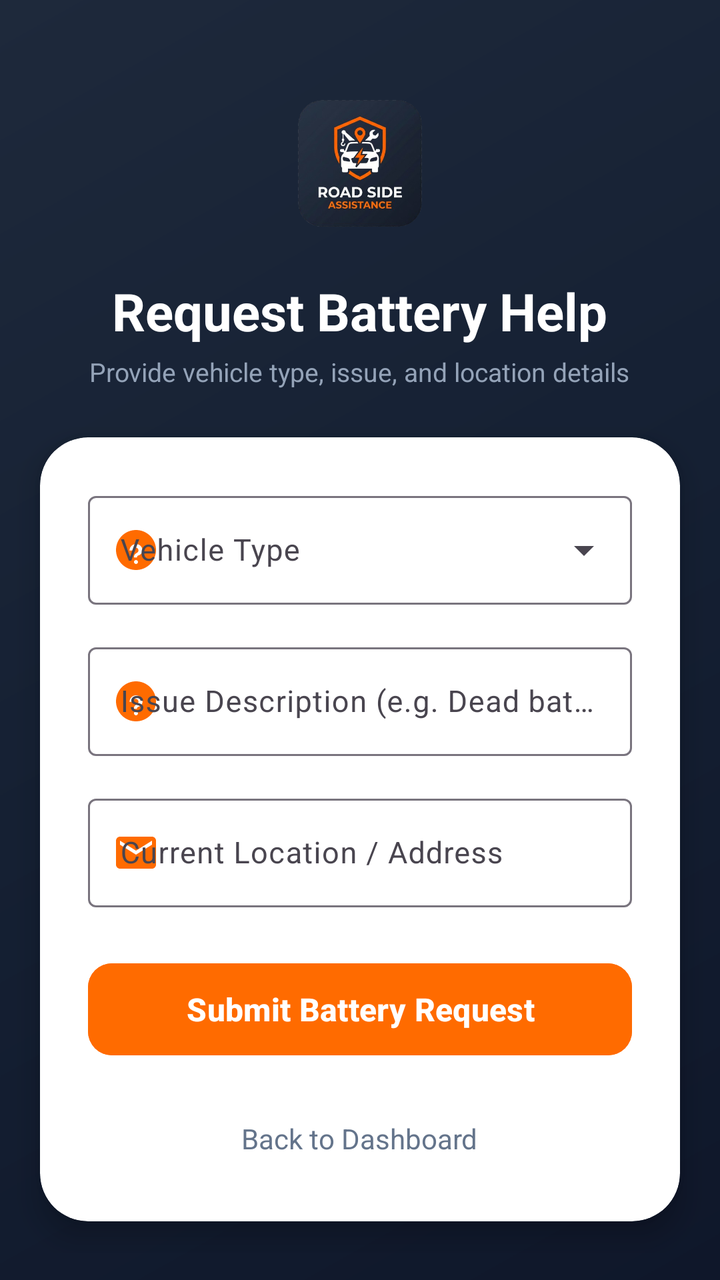
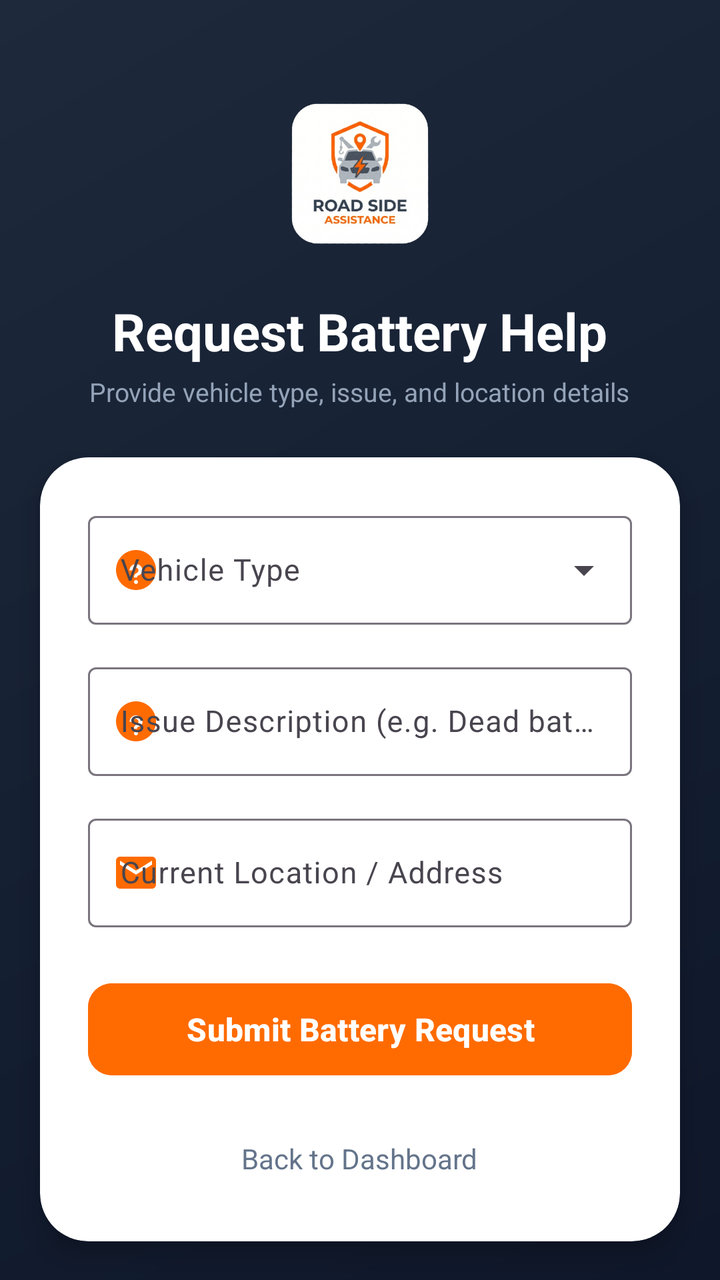

An Android layout rendered at two revisions. The XML below is the earlier revision; the diff shows what the commit changed to produce the second picture.
<!-- AndroidManifest.xml: application theme Theme.RoadSideAssistance -->
<!-- res/layout/activity_request_battery.xml -->
<?xml version="1.0" encoding="utf-8"?>
<androidx.coordinatorlayout.widget.CoordinatorLayout xmlns:android="http://schemas.android.com/apk/res/android"
    xmlns:app="http://schemas.android.com/apk/res-auto"
    xmlns:tools="http://schemas.android.com/tools"
    android:id="@+id/main"
    android:layout_width="match_parent"
    android:layout_height="match_parent"
    android:background="@drawable/splash_bg_gradient"
    tools:context=".RequestBatteryActivity">

    <androidx.core.widget.NestedScrollView
        android:layout_width="match_parent"
        android:layout_height="match_parent"
        android:fillViewport="true">

        <LinearLayout
            android:layout_width="match_parent"
            android:layout_height="wrap_content"
            android:orientation="vertical"
            android:paddingBottom="32dp">

            
            <LinearLayout
                android:layout_width="match_parent"
                android:layout_height="wrap_content"
                android:gravity="center"
                android:orientation="vertical"
                android:paddingStart="24dp"
                android:paddingTop="36dp"
                android:paddingEnd="24dp"
                android:paddingBottom="20dp">

                <ImageView
                    android:id="@+id/imgLogo"
                    android:layout_width="90dp"
                    android:layout_height="90dp"
                    android:adjustViewBounds="true"
                    android:contentDescription="@string/app_name"
                    android:scaleType="fitCenter"
                    android:src="@drawable/logo" />

                <TextView
                    android:layout_width="wrap_content"
                    android:layout_height="wrap_content"
                    android:layout_marginTop="12dp"
                    android:text="Request Battery Help"
                    android:textColor="@color/text_white"
                    android:textSize="26sp"
                    android:textStyle="bold" />

                <TextView
                    android:layout_width="wrap_content"
                    android:layout_height="wrap_content"
                    android:layout_marginTop="4dp"
                    android:gravity="center"
                    android:text="Provide vehicle type, issue, and location details"
                    android:textColor="@color/text_muted"
                    android:textSize="13sp" />

            </LinearLayout>

            
            <com.google.android.material.card.MaterialCardView
                android:layout_width="match_parent"
                android:layout_height="wrap_content"
                android:layout_marginStart="20dp"
                android:layout_marginTop="4dp"
                android:layout_marginEnd="20dp"
                android:layout_marginBottom="16dp"
                app:cardBackgroundColor="@color/card_bg"
                app:cardCornerRadius="24dp"
                app:cardElevation="8dp"
                app:strokeWidth="0dp">

                <LinearLayout
                    android:layout_width="match_parent"
                    android:layout_height="wrap_content"
                    android:orientation="vertical"
                    android:padding="24dp">

                    
                    <com.google.android.material.textfield.TextInputLayout
                        android:id="@+id/tilVehicleType"
                        style="@style/Widget.Material3.TextInputLayout.OutlinedBox.ExposedDropdownMenu"
                        android:layout_width="match_parent"
                        android:layout_height="wrap_content"
                        android:hint="Vehicle Type"
                        app:startIconDrawable="@drawable/ic_help_question"
                        app:startIconTint="@color/primary_orange">

                        <AutoCompleteTextView
                            android:id="@+id/actvVehicleType"
                            android:layout_width="match_parent"
                            android:layout_height="wrap_content"
                            android:inputType="none"
                            android:textSize="15sp" />

                    </com.google.android.material.textfield.TextInputLayout>

                    
                    <com.google.android.material.textfield.TextInputLayout
                        android:id="@+id/tilIssue"
                        style="@style/Widget.Material3.TextInputLayout.OutlinedBox"
                        android:layout_width="match_parent"
                        android:layout_height="wrap_content"
                        android:layout_marginTop="16dp"
                        android:hint="Issue Description (e.g. Dead battery)"
                        app:startIconDrawable="@drawable/ic_help_question"
                        app:startIconTint="@color/primary_orange">

                        <com.google.android.material.textfield.TextInputEditText
                            android:id="@+id/etIssue"
                            android:layout_width="match_parent"
                            android:layout_height="wrap_content"
                            android:inputType="textLongMessage|textCapSentences"
                            android:maxLines="3"
                            android:textSize="15sp" />

                    </com.google.android.material.textfield.TextInputLayout>

                    
                    <com.google.android.material.textfield.TextInputLayout
                        android:id="@+id/tilLocation"
                        style="@style/Widget.Material3.TextInputLayout.OutlinedBox"
                        android:layout_width="match_parent"
                        android:layout_height="wrap_content"
                        android:layout_marginTop="16dp"
                        android:hint="Current Location / Address"
                        app:startIconDrawable="@drawable/ic_email"
                        app:startIconTint="@color/primary_orange">

                        <com.google.android.material.textfield.TextInputEditText
                            android:id="@+id/etLocation"
                            android:layout_width="match_parent"
                            android:layout_height="wrap_content"
                            android:inputType="textPostalAddress|textCapWords"
                            android:maxLines="2"
                            android:textSize="15sp" />

                    </com.google.android.material.textfield.TextInputLayout>

                    
                    <com.google.android.material.button.MaterialButton
                        android:id="@+id/btnSubmitRequest"
                        android:layout_width="match_parent"
                        android:layout_height="54dp"
                        android:layout_marginTop="24dp"
                        android:backgroundTint="@color/primary_orange"
                        android:text="Submit Battery Request"
                        android:textColor="@color/text_white"
                        android:textSize="16sp"
                        android:textStyle="bold"
                        app:cornerRadius="12dp" />

                    
                    <ProgressBar
                        android:id="@+id/progressBar"
                        android:layout_width="wrap_content"
                        android:layout_height="wrap_content"
                        android:layout_gravity="center"
                        android:layout_marginTop="16dp"
                        android:indeterminateTint="@color/primary_orange"
                        android:visibility="gone" />

                    
                    <TextView
                        android:id="@+id/tvBackToMain"
                        android:layout_width="wrap_content"
                        android:layout_height="wrap_content"
                        android:layout_gravity="center"
                        android:layout_marginTop="20dp"
                        android:padding="8dp"
                        android:text="Back to Dashboard"
                        android:textColor="@color/text_secondary"
                        android:textSize="14sp" />

                </LinearLayout>

            </com.google.android.material.card.MaterialCardView>

        </LinearLayout>

    </androidx.core.widget.NestedScrollView>

</androidx.coordinatorlayout.widget.CoordinatorLayout>
<!-- resources referenced by this layout -->
<resources>
  <color name="card_bg">#FFFFFF</color>
  <color name="primary_orange">#FF6B00</color>
  <color name="text_muted">#94A3B8</color>
  <color name="text_secondary">#64748B</color>
  <color name="text_white">#FFFFFF</color>
  <!-- drawable ic_email (drawable) -->
  <vector xmlns:android="http://schemas.android.com/apk/res/android"
      android:width="24dp"
      android:height="24dp"
      android:viewportWidth="24"
      android:viewportHeight="24">
    <path
        android:fillColor="@color/icon_tint"
        android:pathData="M20,4H4c-1.1,0 -1.99,0.9 -1.99,2L2,18c0,1.1 0.9,2 2,2h16c1.1,0 2,-0.9 2,-2V6c0,-1.1 -0.9,-2 -2,-2zM20,8l-8,5 -8,-5V6l8,5 8,-5v2z"/>
  </vector>
  <!-- drawable ic_help_question (drawable) -->
  <vector xmlns:android="http://schemas.android.com/apk/res/android"
      android:width="24dp"
      android:height="24dp"
      android:viewportWidth="24"
      android:viewportHeight="24">
    <path
        android:fillColor="@color/icon_tint"
        android:pathData="M12,2C6.48,2 2,6.48 2,12s4.48,10 10,10 10,-4.48 10,-10S17.52,2 12,2zM12,19c-0.55,0 -1,-0.45 -1,-1s0.45,-1 1,-1 1,0.45 1,1 -0.45,1 -1,1zM13.07,14.75c-0.42,0.26 -0.57,0.48 -0.57,0.96h-1.5v-0.34c0,-0.83 0.43,-1.3 1.07,-1.69 0.63,-0.38 1.18,-0.74 1.18,-1.43 0,-0.83 -0.67,-1.5 -1.5,-1.5s-1.5,0.67 -1.5,1.5H8.75c0,-1.79 1.46,-3.25 3.25,-3.25s3.25,1.46 3.25,3.25c0,1.26 -0.84,1.86 -1.68,2.37z"/>
  </vector>
  <!-- drawable logo: png bitmap (drawable, 157854 bytes) -->
  <!-- drawable splash_bg_gradient (drawable) -->
  <?xml version="1.0" encoding="utf-8"?>
  <shape xmlns:android="http://schemas.android.com/apk/res/android"
      android:shape="rectangle">
      <gradient
          android:angle="135"
          android:startColor="@color/splash_bg_start"
          android:centerColor="#152033"
          android:endColor="@color/splash_bg_end"
          android:type="linear" />
  </shape>
  <string name="app_name">Roadside Assistance</string>
  <style name="Theme.RoadSideAssistance" parent="Base.Theme.RoadSideAssistance" />
  <color name="icon_tint">#64748B</color>
  <color name="splash_bg_start">#0F172A</color>
  <color name="splash_bg_end">#1E293B</color>
  <style name="Base.Theme.RoadSideAssistance" parent="Theme.Material3.DayNight.NoActionBar">
          
          
      </style>
</resources>

<!-- the commit's change to res/layout/activity_request_battery.xml (unified diff, before → after) -->
@@ -32,12 +32,12 @@
 
                 <ImageView
                     android:id="@+id/imgLogo"
-                    android:layout_width="90dp"
-                    android:layout_height="90dp"
+                    android:layout_width="100dp"
+                    android:layout_height="100dp"
                     android:adjustViewBounds="true"
                     android:contentDescription="@string/app_name"
                     android:scaleType="fitCenter"
-                    android:src="@drawable/logo" />
+                    android:src="@drawable/logo_new" />
 
                 <TextView
                     android:layout_width="wrap_content"
<!-- resource entries referenced after the edit -->
@@ -25,7 +25,7 @@
         android:fillColor="@color/icon_tint"
         android:pathData="M12,2C6.48,2 2,6.48 2,12s4.48,10 10,10 10,-4.48 10,-10S17.52,2 12,2zM12,19c-0.55,0 -1,-0.45 -1,-1s0.45,-1 1,-1 1,0.45 1,1 -0.45,1 -1,1zM13.07,14.75c-0.42,0.26 -0.57,0.48 -0.57,0.96h-1.5v-0.34c0,-0.83 0.43,-1.3 1.07,-1.69 0.63,-0.38 1.18,-0.74 1.18,-1.43 0,-0.83 -0.67,-1.5 -1.5,-1.5s-1.5,0.67 -1.5,1.5H8.75c0,-1.79 1.46,-3.25 3.25,-3.25s3.25,1.46 3.25,3.25c0,1.26 -0.84,1.86 -1.68,2.37z"/>
   </vector>
-  <!-- drawable logo: png bitmap (drawable, 157854 bytes) -->
+  <!-- drawable logo_new: png bitmap (drawable, 132657 bytes) -->
   <!-- drawable splash_bg_gradient (drawable) -->
   <?xml version="1.0" encoding="utf-8"?>
   <shape xmlns:android="http://schemas.android.com/apk/res/android"
